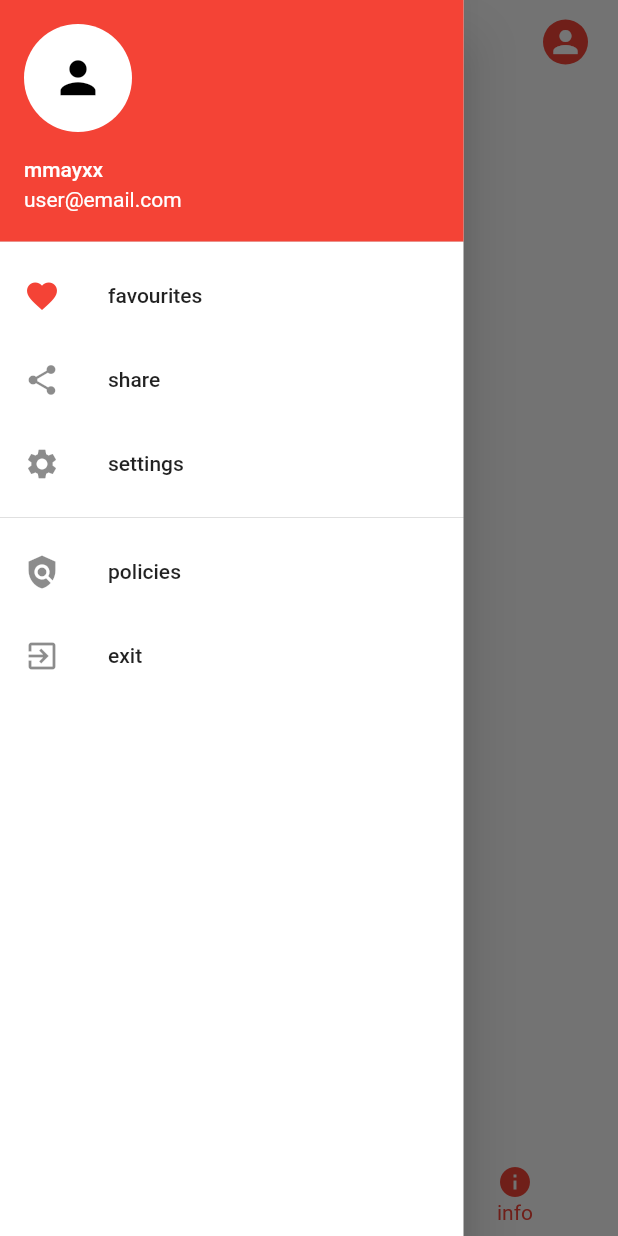
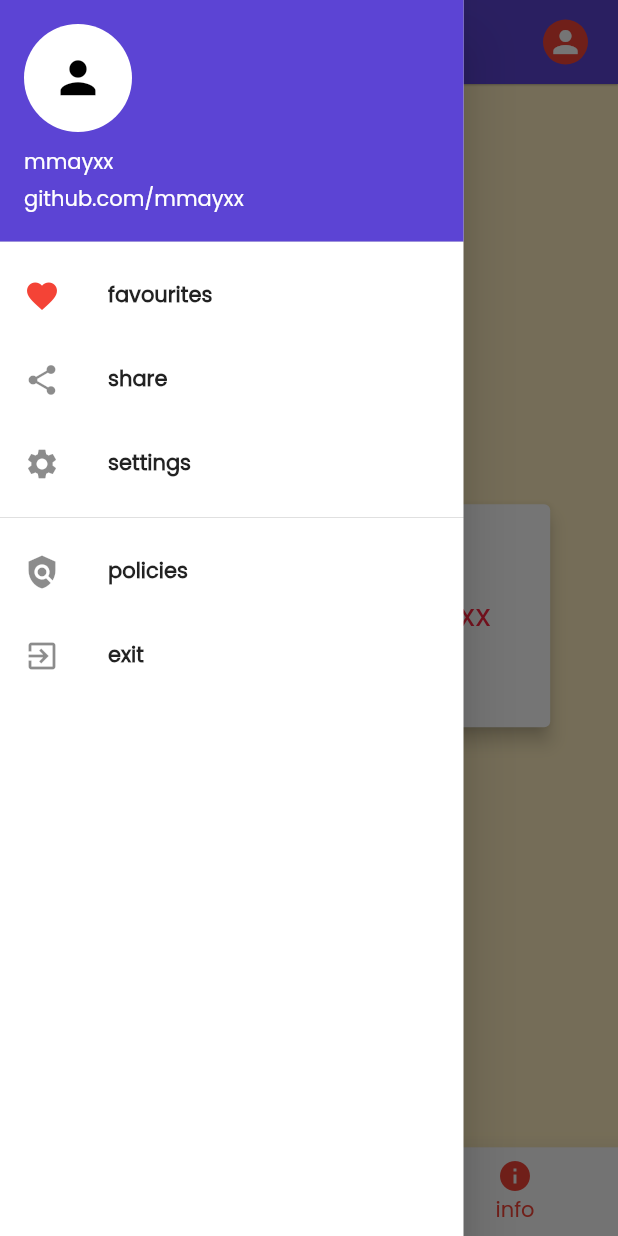
Before and after one commit to mmayxx/fv_calculator, a Flutter app: the screen it shows after launch, item 3 of the bottom bar chosen, in the side drawer, after a tap on "favourites", on a phone screen of 412 x 824 dp. Run offline on Flutter 3.47's test engine with Material 2 defaults, Android fonts, the phone set to English and light mode, and no system bars.

Commit message:
ThemeData and finalized usable calculator app

```diff
--- a/lib/calculator.dart
+++ b/lib/calculator.dart
@@ -1,4 +1,5 @@
 // ignore_for_file: prefer_const_constructors
+// ignore_for_file: prefer_const_literals_to_create_immutables
 import 'dart:math';
 
 import 'package:flutter/material.dart';
@@ -36,6 +37,12 @@ class _CalculatorState extends State<Calculator> {
     }
   }
 
+  _clearAll() {
+    _pv.text = '';
+    _roi.text = '';
+    _n.text = '';
+  }
+
   @override
   void dispose() {
     super.dispose();
@@ -46,7 +53,7 @@ class _CalculatorState extends State<Calculator> {
   Widget build(BuildContext context) {
     return Center(
       child: Container(
-        color: Color(0xFFFFF7F7),
+        color: Color(0xFFFDFCFF),
         child: Column(
           children: [
             // result
@@ -66,7 +73,6 @@ class _CalculatorState extends State<Calculator> {
             // present val
             Container(
               decoration: BoxDecoration(color: Color(0xFFFFFFFF)),
-              padding: EdgeInsets.symmetric(horizontal: 5, vertical: 0),
               margin: EdgeInsets.only(left: 18, right: 18, bottom: 22),
               child: Material(
                 elevation: 2,
@@ -89,7 +95,6 @@ class _CalculatorState extends State<Calculator> {
               decoration: BoxDecoration(
                   borderRadius: BorderRadius.all(Radius.circular(5)),
                   color: Color(0xFFFFFFFF)),
-              padding: EdgeInsets.symmetric(horizontal: 5, vertical: 0),
               margin: EdgeInsets.only(left: 18, right: 18, bottom: 22),
               child: Material(
                 elevation: 2,
@@ -113,7 +118,6 @@ class _CalculatorState extends State<Calculator> {
               decoration: BoxDecoration(
                   borderRadius: BorderRadius.all(Radius.circular(5)),
                   color: Color(0xFFFFFFFF)),
-              padding: EdgeInsets.symmetric(horizontal: 5, vertical: 0),
               margin: EdgeInsets.only(left: 18, right: 18, bottom: 22),
               child: Material(
                 elevation: 2,
@@ -131,15 +135,54 @@ class _CalculatorState extends State<Calculator> {
                 ),
               ),
             ),
-            ElevatedButton(
-                onPressed: () => [_futureValue(), setState(() {})],
-                child: Text('calculate'),
-                style: ElevatedButton.styleFrom(
-                    primary: Colors.redAccent,
-                    padding:
-                        EdgeInsets.symmetric(horizontal: 100, vertical: 10),
-                    textStyle:
-                        TextStyle(fontSize: 21, fontWeight: FontWeight.bold)))
+            Container(
+              margin: EdgeInsets.only(left: 18, right: 18),
+              child: Row(
+                  mainAxisAlignment: MainAxisAlignment.spaceBetween,
+                  children: <Widget>[
+                    ElevatedButton(
+                        onPressed: () => [_futureValue(), setState(() {})],
+                        child: Wrap(
+                          children: <Widget>[
+                            Icon(Icons.call_to_action),
+                            SizedBox(
+                              width: 10,
+                            ),
+                            Text(
+                              'calculate',
+                              style: TextStyle(letterSpacing: .5),
+                            )
+                          ],
+                        ),
+                        style: ElevatedButton.styleFrom(
+                            primary: Color(0xff5c44d4),
+                            padding: EdgeInsets.symmetric(
+                                horizontal: 15, vertical: 5),
+                            textStyle: TextStyle(fontSize: 16))),
+                    ElevatedButton(
+                        onPressed: () => [_clearAll(), setState(() {})],
+                        child: Wrap(
+                          children: <Widget>[
+                            Icon(
+                              Icons.clear,
+                              size: 20,
+                            ),
+                            SizedBox(
+                              width: 5,
+                            ),
+                            Text(
+                              'AC',
+                              style: TextStyle(fontWeight: FontWeight.bold),
+                            )
+                          ],
+                        ),
+                        style: ElevatedButton.styleFrom(
+                            primary: Color(0xffffcf4d),
+                            padding: EdgeInsets.symmetric(
+                                horizontal: 5, vertical: 5),
+                            textStyle: TextStyle(fontSize: 16))),
+                  ]),
+            ),
           ],
         ),
       ),
--- a/lib/components/list_options.dart
+++ b/lib/components/list_options.dart
@@ -3,17 +3,16 @@
 import 'package:flutter/material.dart';
 import 'package:fv_calculator/calculator.dart';
 import 'package:fv_calculator/content.dart';
+import 'package:fv_calculator/credit.dart';
 
 List<Widget> listOptions() {
   return <Widget>[
     ContentBox(content: Calculator()),
     ContentBox(
         content: Text(
-      'contain[1]',
+      'currently this calculator only supports "end" option',
+      style: TextStyle(color: Colors.blueAccent),
     )),
-    ContentBox(
-        content: Text(
-      'contain[2]',
-    )),
+    ContentBox(content: Credit()),
   ];
 }
--- a/lib/components/sidebar.dart
+++ b/lib/components/sidebar.dart
@@ -1,7 +1,10 @@
 // ignore_for_file: prefer_const_constructors, prefer_const_constructors_in_immutables
 // ignore_for_file: avoid_returning_null_for_void
 // ignore_for_file: prefer_const_literals_to_create_immutables
+import 'dart:io';
+
 import 'package:flutter/material.dart';
+import 'package:flutter/services.dart';
 
 class Aside extends StatefulWidget {
   Aside({Key? key}) : super(key: key);
@@ -11,6 +14,7 @@ class Aside extends StatefulWidget {
 }
 
 class _AsideState extends State<Aside> {
+  final TextStyle _optionStyle = TextStyle(fontWeight: FontWeight.bold);
   bool _isSelected = false;
   @override
   Widget build(BuildContext context) {
@@ -23,7 +27,7 @@ class _AsideState extends State<Aside> {
           children: <Widget>[
             UserAccountsDrawerHeader(
               accountName: Text('mmayxx'),
-              accountEmail: Text('user@email.com'),
+              accountEmail: Text('github.com/mmayxx'),
               currentAccountPicture: CircleAvatar(
                 backgroundColor: Colors.white,
                 child: ClipOval(
@@ -34,14 +38,17 @@ class _AsideState extends State<Aside> {
                   ),
                 ),
               ),
-              decoration: BoxDecoration(color: Colors.red),
+              decoration: BoxDecoration(color: Color(0xff5c44d4)),
             ),
             ListTile(
               leading: Icon(
                 Icons.favorite,
                 color: _isSelected ? Colors.red : null,
               ),
-              title: Text('favourites'),
+              title: Text(
+                'favourites',
+                style: _optionStyle,
+              ),
               onTap: () => setState(() {
                 _isSelected = !_isSelected;
               }),
@@ -50,23 +57,35 @@ class _AsideState extends State<Aside> {
                 leading: Icon(
                   Icons.share,
                 ),
-                title: Text('share'),
+                title: Text(
+                  'share',
+                  style: _optionStyle,
+                ),
                 onTap: () => null),
             ListTile(
               leading: Icon(Icons.settings),
-              title: Text('settings'),
+              title: Text(
+                'settings',
+                style: _optionStyle,
+              ),
               onTap: () => null,
             ),
             Divider(),
             ListTile(
               leading: Icon(Icons.policy),
-              title: Text('policies'),
+              title: Text(
+                'policies',
+                style: _optionStyle,
+              ),
               onTap: () => null,
             ),
             ListTile(
               leading: Icon(Icons.exit_to_app),
-              title: Text('exit'),
-              onTap: () => null,
+              title: Text(
+                'exit',
+                style: _optionStyle,
+              ),
+              onTap: () => SystemNavigator.pop(),
             ),
           ],
         ),
--- /dev/null
+++ b/lib/credit.dart
@@ -0,0 +1,56 @@
+import 'package:flutter/material.dart';
+
+class Credit extends StatefulWidget {
+  Credit({Key? key}) : super(key: key);
+
+  @override
+  State<Credit> createState() => _CreditState();
+}
+
+class _CreditState extends State<Credit> {
+  @override
+  Widget build(BuildContext context) {
+    return Container(
+      decoration: BoxDecoration(color: Color(0xffffeebf)),
+      child: Column(
+          mainAxisAlignment: MainAxisAlignment.center,
+          children: <Widget>[
+            Container(
+              width: MediaQuery.of(context).size.width * 0.8,
+              height: MediaQuery.of(context).size.height * 0.19,
+              child: Card(
+                elevation: 5,
+                color: Colors.white,
+                child: Row(
+                    mainAxisAlignment: MainAxisAlignment.spaceEvenly,
+                    children: <Widget>[
+                      CircleAvatar(
+                        backgroundColor: Color(0xff2bffa3),
+                        child: ClipOval(
+                            child: Icon(
+                          Icons.person_pin_rounded,
+                          color: Colors.white,
+                        )),
+                      ),
+                      RichText(
+                        text: TextSpan(
+                            text: 'designed by - ',
+                            style: TextStyle(
+                                fontStyle: FontStyle.italic,
+                                color: Colors.black),
+                            children: <InlineSpan>[
+                              TextSpan(
+                                  text: 'mmayxx',
+                                  style: TextStyle(
+                                      fontSize: 21,
+                                      color: Color(0xffff2640),
+                                      fontStyle: FontStyle.normal))
+                            ]),
+                      ),
+                    ]),
+              ),
+            )
+          ]),
+    );
+  }
+}
--- a/lib/main.dart
+++ b/lib/main.dart
@@ -17,8 +17,9 @@ class MyApp extends StatelessWidget {
   Widget build(BuildContext context) {
     SystemChrome.setPreferredOrientations(
         [DeviceOrientation.portraitUp, DeviceOrientation.portraitDown]);
-    return const MaterialApp(
+    return MaterialApp(
       debugShowCheckedModeBanner: false,
+      theme: ThemeData(fontFamily: 'Poppins'),
       home: Home(),
     );
   }
@@ -45,10 +46,10 @@ class _HomeState extends State<Home> {
       resizeToAvoidBottomInset: false,
       drawer: Aside(),
       appBar: AppBar(
-        backgroundColor: Colors.transparent,
-        elevation: 0,
+        backgroundColor: Color(0xff5c44d4),
+        elevation: 0.5,
         leading: ToggleAside(),
-        foregroundColor: Colors.black,
+        foregroundColor: Colors.white,
         actions: <Widget>[
           Padding(
             padding: EdgeInsets.only(right: 20.0),
@@ -66,7 +67,6 @@ class _HomeState extends State<Home> {
             ),
           )
         ],
-        systemOverlayStyle: SystemUiOverlayStyle(statusBarColor: Colors.black),
       ),
       body: Column(
         children: <Widget>[
@@ -81,7 +81,7 @@ class _HomeState extends State<Home> {
             currentIndex: _selectedIndex,
             selectedItemColor: Colors.red,
             onTap: _onOptionSelect,
-            elevation: 0,
+            elevation: 15,
           ),
         ],
       ),
```
Also changed, not shown: pubspec.yaml (+4 -4 lines), fonts/Poppins-Regular.ttf (added).
